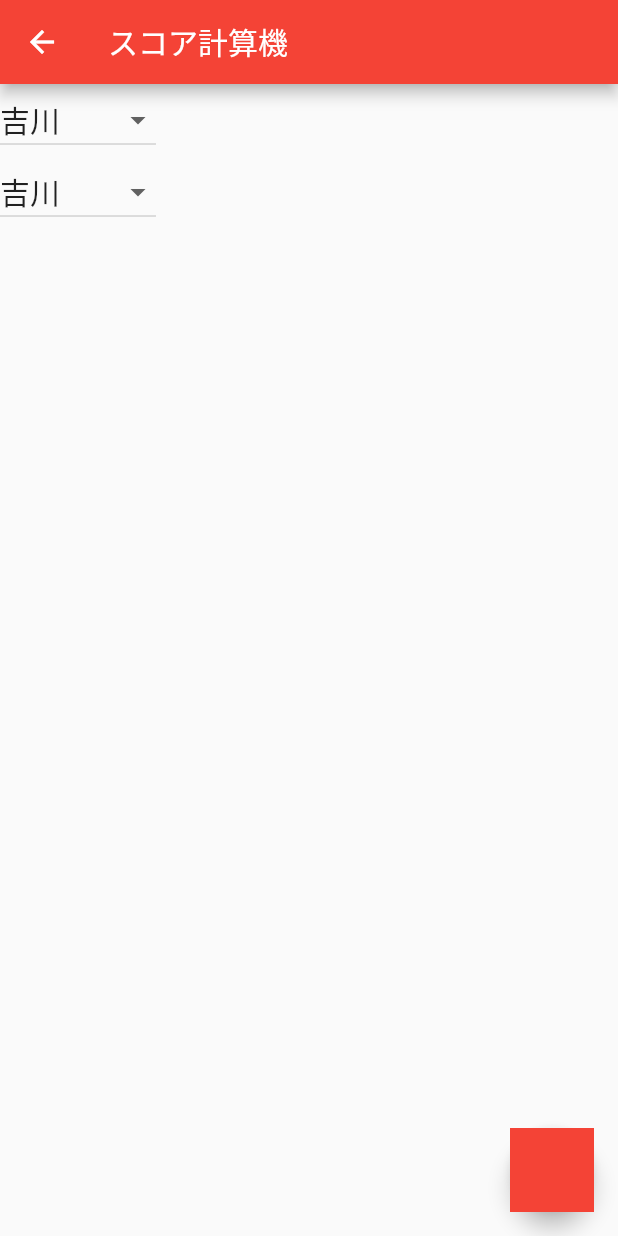
After one commit to yossi1118n2/DaliyFlutter, a Flutter app: the screen it shows after launch, after a tap on "スタート", on a phone screen of 412 x 824 dp. The commit adds this screen. Run offline on Flutter 3.47's test engine with Material 2 defaults, Android fonts, the light colour scheme and no system bars.

Commit message:
画面遷移とプルダウンリスト
作業内容
・画面遷移の実装
・プルダウンリストの実装

明日の作業予定
・画面レイアウトの完成

```diff
--- /dev/null
+++ b/calculation_bowling/lib/calculate.dart
@@ -0,0 +1,114 @@
+import 'package:flutter/material.dart';
+
+
+
+
+class Calculate extends StatelessWidget{
+  @override
+  Widget build(BuildContext context){
+    return Scaffold(
+      appBar: AppBar(
+        title: Text("スコア計算機")
+      ),
+      body: CalculatePage()
+    );
+  }
+}
+
+
+class CalculatePage extends StatefulWidget{
+  @override
+  _CalculatePageState createState() => _CalculatePageState();
+}
+
+
+class _CalculatePageState extends State<CalculatePage>{
+  List<DropdownMenuItem<int>> _items = [];
+  List<int> _selectItem = [0,0,0,0,0];
+
+  @override
+  void initState() {
+    super.initState();
+    setItems();
+    for(int i=0;i<5;i++){
+      _selectItem[i] = _items[0].value;
+    }
+  }
+
+  void _pushdatabase() {
+    //ここにデータベースに入れるためのコードを記載
+
+  }
+
+  void setItems() {
+    _items
+      ..add(DropdownMenuItem(
+        child: Text('吉川', style: TextStyle(fontSize: 20.0),),
+        value: 1,
+      ))
+      ..add(DropdownMenuItem(
+        child: Text('せいげん', style: TextStyle(fontSize: 20.0),),
+        value: 2,
+      ))
+      ..add(DropdownMenuItem(
+        child: Text('永江', style: TextStyle(fontSize: 20.0),),
+        value: 3,
+      ))
+      ..add(DropdownMenuItem(
+        child: Text('沢木', style: TextStyle(fontSize: 20.0),),
+        value: 4,
+      ))
+      ..add(DropdownMenuItem(
+        child: Text('ゆうりん', style: TextStyle(fontSize: 20.0),),
+        value: 5,
+      ));
+  }
+
+
+   @override
+   Widget build(BuildContext context){
+    return Scaffold(
+      body: Column(
+        children: [
+          Row(
+            children: [
+              DropdownButton(
+                items: _items,
+                value: _selectItem[0],
+                onChanged: (value) => {
+                  setState(() {
+                    _selectItem[0] = value;
+                  }),
+                },
+              ),
+
+              //ここにint型のtextboxを追加
+            ]
+          ),
+
+          Row(
+              children: [
+                DropdownButton(
+                  items: _items,
+                  value: _selectItem[1],
+                  onChanged: (value) => {
+                    setState(() {
+                      _selectItem[1] = value;
+                    }),
+                  },
+                ),
+
+                //ここにint型のtextboxを追加
+              ]
+          )
+
+        ],
+      ),
+      floatingActionButton: FloatingActionButton(
+        onPressed: _pushdatabase,
+        tooltip: 'データベースに保存',
+        child: Container(color: Colors.red),
+      ),
+    );
+  }
+}
--- a/calculation_bowling/lib/main.dart
+++ b/calculation_bowling/lib/main.dart
@@ -1,4 +1,5 @@
 import 'package:flutter/material.dart';
+import 'package:calculation_bowling/calculate.dart';
 
 void main() {
   runApp(MyApp());
@@ -33,6 +34,7 @@ class Page extends StatefulWidget{
 }
 
 class _PageState extends State<Page>{
+  double button_size = 80;
 
   void _pushdatabase() {
     //ここにデータベースに入れるためのコードを記載
@@ -50,7 +52,7 @@ class _PageState extends State<Page>{
       appBar: AppBar(
         // Here we take the value from the MyHomePage object that was created by
         // the App.build method, and use it to set our appbar title.
-        title: Text('計算機'),
+        title: Text('ボウリング計算機'),
       ),
       body: Center(
         // Center is a layout widget. It takes a single child and positions it
@@ -72,15 +74,26 @@ class _PageState extends State<Page>{
           // horizontal).
           mainAxisAlignment: MainAxisAlignment.center,
           children: <Widget>[
+            Center(
+              child:GestureDetector(
+                // behavior: HitTestBehavior.deferToChild,
+                onTap: (){
+                  //ナビゲーションバー付きの画面遷移
+                  Navigator.of(context).push(
+                    MaterialPageRoute(
+                      builder: (context) {
+                        return Calculate();
+                      },
+                    ),
+                  );
+                },
+                child:Container(color: Colors.white,  width: button_size * 3 , height: button_size , child: Text('スタート',style: TextStyle(fontSize:button_size / 2, color: Colors.green),),alignment:Alignment.center,),
+              ),
+            ),// This trailing comma makes au
             //ここにWidgetを配置
           ],
         ),
       ),
-      floatingActionButton: FloatingActionButton(
-        onPressed: _pushdatabase,
-        tooltip: 'データベースに保存',
-        child: Container(color: Colors.red),
-      ), // This trailing comma makes auto-formatting nicer for build methods.
     );
   }
 }
```
